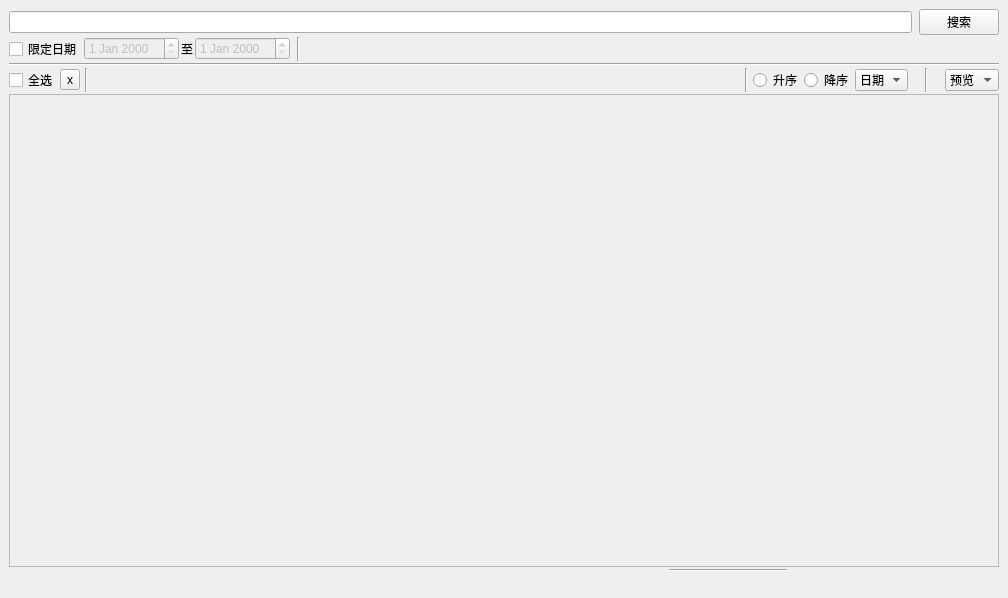
The window that textview.ui (tsukishima1321/Closet) describes before a commit, drawn with Qt 5.
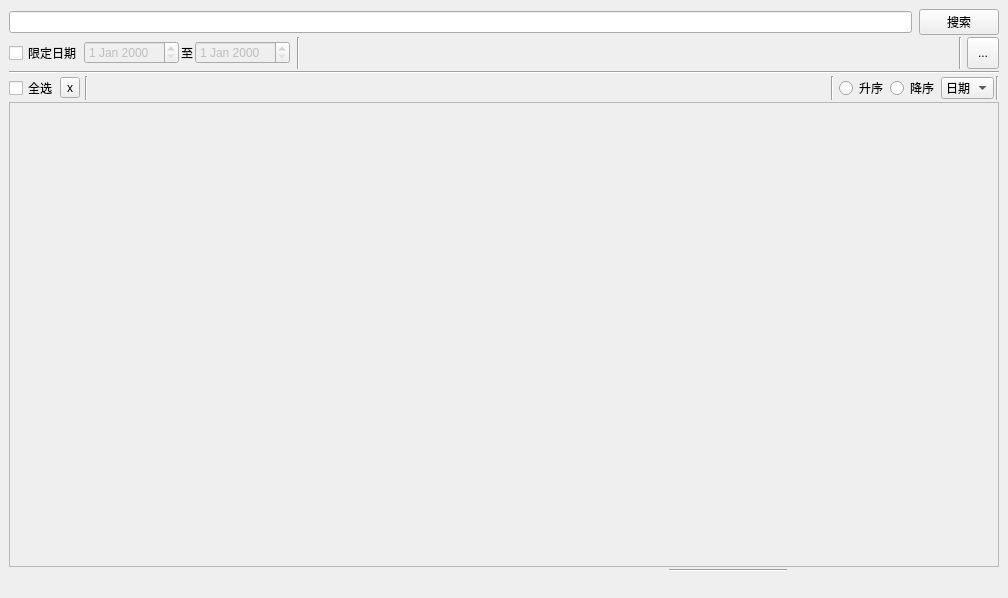
The same window after the commit. Custom widgets are drawn as their Qt base class.

```diff
--- a/textview.ui
+++ b/textview.ui
@@ -157,6 +157,42 @@
         </property>
        </spacer>
       </item>
+      <item>
+       <widget class="Line" name="line_6">
+        <property name="orientation">
+         <enum>Qt::Vertical</enum>
+        </property>
+       </widget>
+      </item>
+      <item>
+       <spacer name="horizontalSpacer_2">
+        <property name="orientation">
+         <enum>Qt::Horizontal</enum>
+        </property>
+        <property name="sizeType">
+         <enum>QSizePolicy::Fixed</enum>
+        </property>
+        <property name="sizeHint" stdset="0">
+         <size>
+          <width>3</width>
+          <height>20</height>
+         </size>
+        </property>
+       </spacer>
+      </item>
+      <item>
+       <widget class="QToolButton" name="newTextButton">
+        <property name="minimumSize">
+         <size>
+          <width>32</width>
+          <height>32</height>
+         </size>
+        </property>
+        <property name="text">
+         <string>...</string>
+        </property>
+       </widget>
+      </item>
      </layout>
     </item>
     <item>
@@ -275,22 +311,6 @@
         </item>
        </widget>
       </item>
-      <item>
-       <spacer name="horizontalSpacer_12">
-        <property name="orientation">
-         <enum>Qt::Horizontal</enum>
-        </property>
-        <property name="sizeType">
-         <enum>QSizePolicy::Fixed</enum>
-        </property>
-        <property name="sizeHint" stdset="0">
-         <size>
-          <width>15</width>
-          <height>20</height>
-         </size>
-        </property>
-       </spacer>
-      </item>
       <item>
        <widget class="Line" name="line_7">
         <property name="orientation">
@@ -298,48 +318,12 @@
         </property>
        </widget>
       </item>
-      <item>
-       <spacer name="horizontalSpacer_5">
-        <property name="orientation">
-         <enum>Qt::Horizontal</enum>
-        </property>
-        <property name="sizeType">
-         <enum>QSizePolicy::Fixed</enum>
-        </property>
-        <property name="sizeHint" stdset="0">
-         <size>
-          <width>15</width>
-          <height>20</height>
-         </size>
-        </property>
-       </spacer>
-      </item>
-      <item>
-       <widget class="QComboBox" name="comboBoxShow">
-        <property name="sizePolicy">
-         <sizepolicy hsizetype="Fixed" vsizetype="Fixed">
-          <horstretch>0</horstretch>
-          <verstretch>0</verstretch>
-         </sizepolicy>
-        </property>
-        <item>
-         <property name="text">
-          <string>预览</string>
-         </property>
-        </item>
-        <item>
-         <property name="text">
-          <string>列表</string>
-         </property>
-        </item>
-       </widget>
-      </item>
      </layout>
     </item>
     <item>
      <widget class="QScrollArea" name="scrollArea">
       <property name="sizePolicy">
-       <sizepolicy hsizetype="Expanding" vsizetype="Expanding">
+       <sizepolicy hsizetype="Minimum" vsizetype="Expanding">
         <horstretch>0</horstretch>
         <verstretch>0</verstretch>
        </sizepolicy>
@@ -353,7 +337,7 @@
          <x>0</x>
          <y>0</y>
          <width>988</width>
-         <height>469</height>
+         <height>463</height>
         </rect>
        </property>
        <property name="sizePolicy">
```
Left out of the diff: 5 changed lines with no effect on the pictures.
